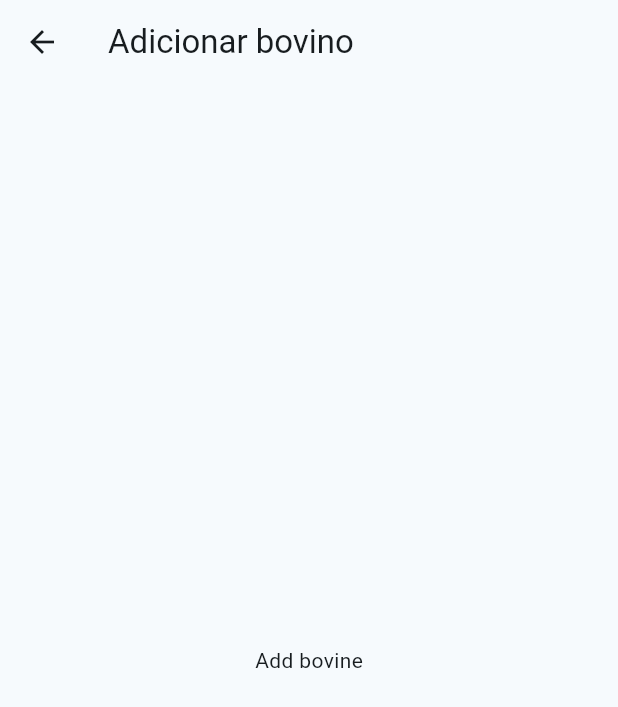
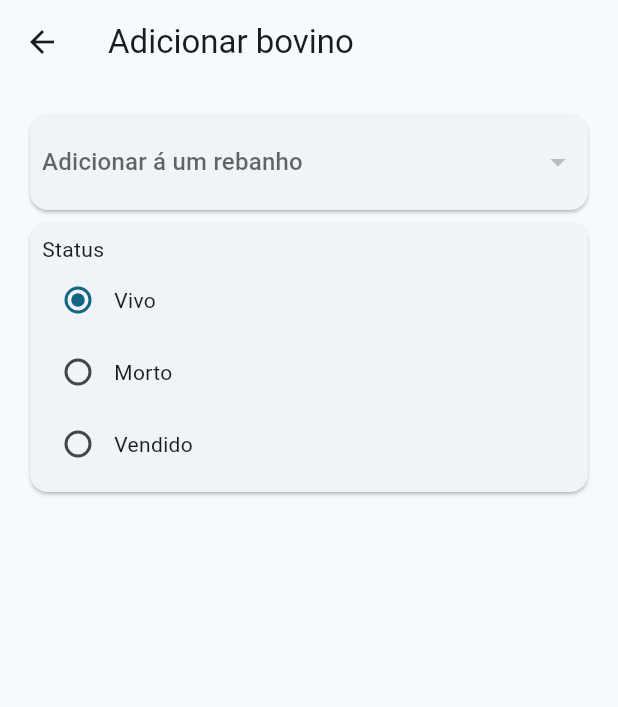
Before and after one commit to lucas-marchi/gadoapp, a Flutter app: the AddBovinePage screen opened by its route, on a phone screen of 412 x 824 dp. Shown: the top 707 px of the screen. Run offline on Flutter 3.47's test engine with Material 3 defaults, Android fonts, the phone set to English and light mode, and no system bars; our stand-ins replace cloud_firestore, firebase_auth, firebase_core, flutter_easyloading, freezed_annotation, go_router and 1 more; missing offline and left inert: dart:ffi; accounts and stored records are empty.

Commit message:
fields em adicionar bovino

```diff
--- /dev/null
+++ b/lib/customwidgets/radio_group.dart
@@ -0,0 +1,57 @@
+import 'package:flutter/material.dart';
+
+class RadioGroup extends StatefulWidget {
+  final String groupValue;
+  final String label;
+  final List<String> items;
+  final Function(String) onItemSelected;
+  const RadioGroup(
+      {super.key,
+      required this.label,
+      required this.groupValue,
+      required this.items,
+      required this.onItemSelected});
+
+  @override
+  State<RadioGroup> createState() => _RadioGroupState();
+}
+
+class _RadioGroupState extends State<RadioGroup> {
+  late String groupValue;
+  @override
+  void initState() {
+    groupValue = widget.groupValue;
+    super.initState();
+  }
+
+  @override
+  Widget build(BuildContext context) {
+    return Card(
+      child: Padding(
+        padding: const EdgeInsets.all(8.0),
+        child: Column(
+          crossAxisAlignment: CrossAxisAlignment.start,
+          children: [
+            Text(widget.label),
+            for (int i = 0; i < widget.items.length; i++)
+              Row(
+                children: [
+                  Radio(
+                    value: widget.items[i],
+                    groupValue: groupValue,
+                    onChanged: (value) {
+                      setState(() {
+                        groupValue = value!;
+                      });
+                      widget.onItemSelected(value!);
+                    },
+                  ),
+                  Text(widget.items[i])
+                ],
+              )
+          ],
+        ),
+      ),
+    );
+  }
+}
--- a/lib/pages/add_bovine_page.dart
+++ b/lib/pages/add_bovine_page.dart
@@ -1,4 +1,9 @@
 import 'package:flutter/material.dart';
+import 'package:gadoapp/customwidgets/radio_group.dart';
+import 'package:gadoapp/models/herds.dart';
+import 'package:gadoapp/providers/bovine_provider.dart';
+import 'package:gadoapp/utils/constants.dart';
+import 'package:provider/provider.dart';
 
 class AddBovinePage extends StatefulWidget {
   static const String routeName = 'addbovine';
@@ -9,14 +14,55 @@ class AddBovinePage extends StatefulWidget {
 }
 
 class _AddBovinePageState extends State<AddBovinePage> {
+  Herd? herd;
+  final _formKey = GlobalKey<FormState>();
+  String bovineStatus = BovineUtils.statusList.first;
+
   @override
   Widget build(BuildContext context) {
     return Scaffold(
       appBar: AppBar(
         title: const Text('Adicionar bovino'),
       ),
-      body: Center(
-        child: Text('Add bovine'),
+      body: Form(
+        key: _formKey,
+        child: ListView(
+          padding: const EdgeInsets.all(16),
+          children: [
+            Card(
+                child: Padding(
+                    padding: const EdgeInsets.all(8.0),
+                    child: Consumer<BovineProvider>(
+                      builder: (context, provider, child) =>
+                          DropdownButtonFormField<Herd>(
+                              decoration: const InputDecoration(
+                                  border: InputBorder.none),
+                              hint: const Text('Adicionar á um rebanho'),
+                              isExpanded: true,
+                              value: herd,
+                              items: provider.herdList
+                                  .map((item) => DropdownMenuItem<Herd>(
+                                      value: item, child: Text(item.name)))
+                                  .toList(),
+                              validator: (value) {
+                                if (value == null) {
+                                  return 'Selecione para qual rebanho será adicionado';
+                                }
+                                return null;
+                              },
+                              onChanged: (value) {
+                                herd = value;
+                              }),
+                    ))),
+            RadioGroup(
+              label: 'Status',
+              groupValue: bovineStatus,
+              items: BovineUtils.statusList,
+              onItemSelected: (value) {
+                bovineStatus = value;
+              })
+          ],
+        ),
       ),
     );
   }
--- a/lib/utils/constants.dart
+++ b/lib/utils/constants.dart
@@ -1,3 +1,8 @@
 abstract final class BovineUtils {
 
+  static const String _alive = 'Vivo';
+  static const String _dead = 'Morto';
+  static const String _sold = 'Vendido';
+
+  static const statusList = [_alive, _dead, _sold];
 }
```
